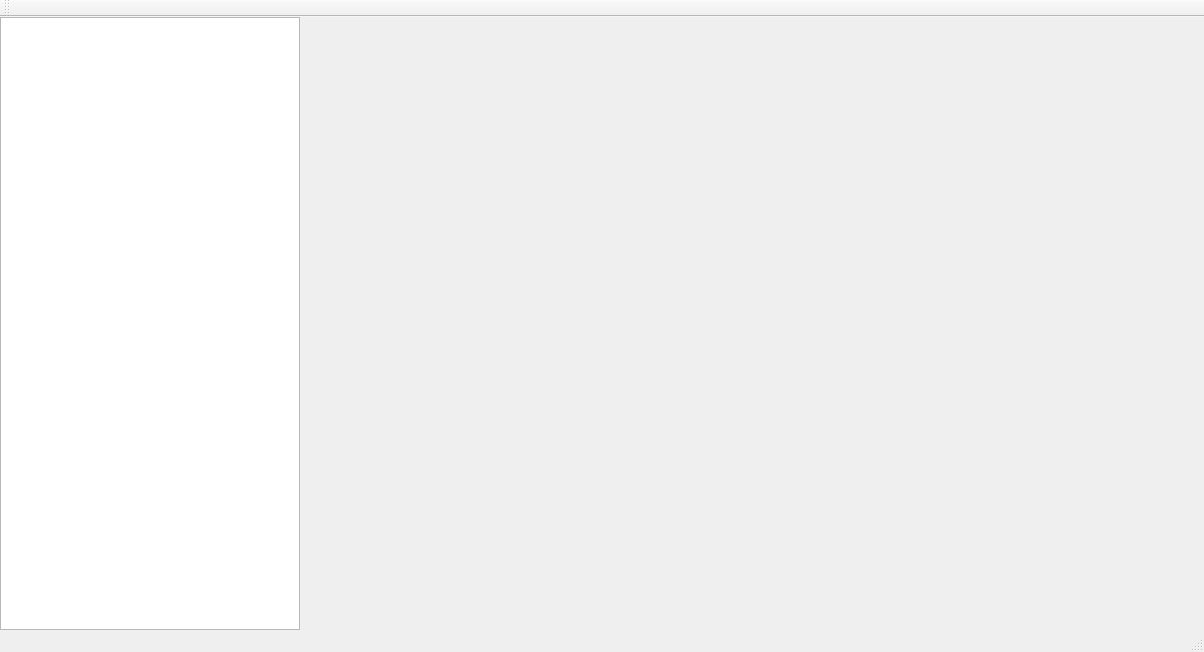
First picture: the form in Lampyris Trade Station/Resource/Forms/MainWindow.ui, repository 390031942/Lampyris-Trade-Station, before the edit.
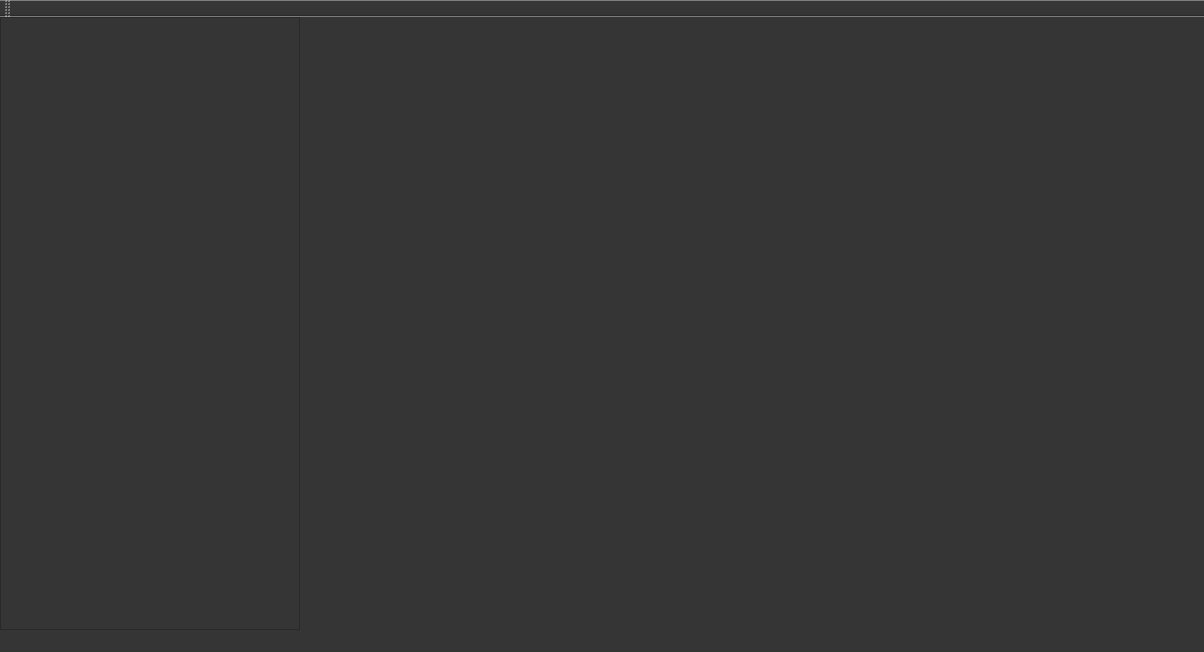
Second picture: the form after the edit. Custom widgets are drawn as their Qt base class.

```diff
--- a/Lampyris Trade Station/Resource/Forms/MainWindow.ui
+++ b/Lampyris Trade Station/Resource/Forms/MainWindow.ui
@@ -13,6 +13,12 @@
   <property name="windowTitle">
    <string>MainWindow</string>
   </property>
+  <property name="styleSheet">
+   <string notr="true">QWidget{
+    background-color: rgb(53, 53, 53);
+	color: rgb(255, 255, 255);
+}</string>
+  </property>
   <widget class="QWidget" name="centralWidget">
    <layout class="QGridLayout" name="gridLayout">
     <property name="leftMargin">
@@ -67,6 +73,13 @@
   <widget class="QStatusBar" name="statusBar"/>
  </widget>
  <layoutdefault spacing="6" margin="11"/>
+ <customwidgets>
+  <customwidget>
+   <class>MainWindowStatusBar</class>
+   <extends>QStatusBar</extends>
+   <header>UI/MainPartUI/MainWindowStatusBar.h</header>
+  </customwidget>
+ </customwidgets>
  <resources>
   <include location="../Qrc/Resources.qrc"/>
  </resources>
```
Left out of the diff: 4 changed lines with no effect on the pictures.
